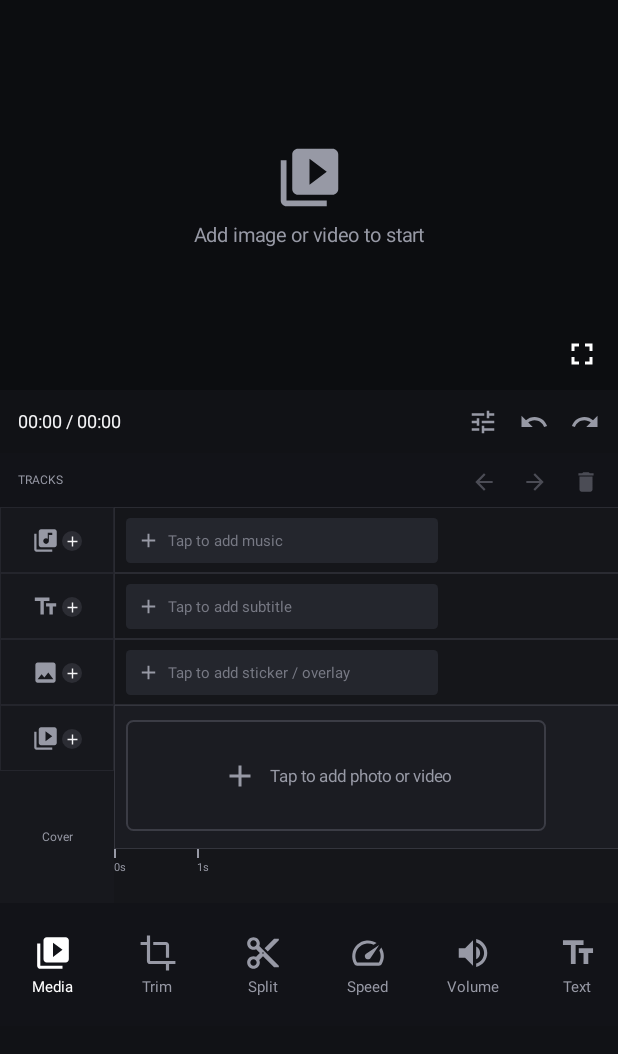
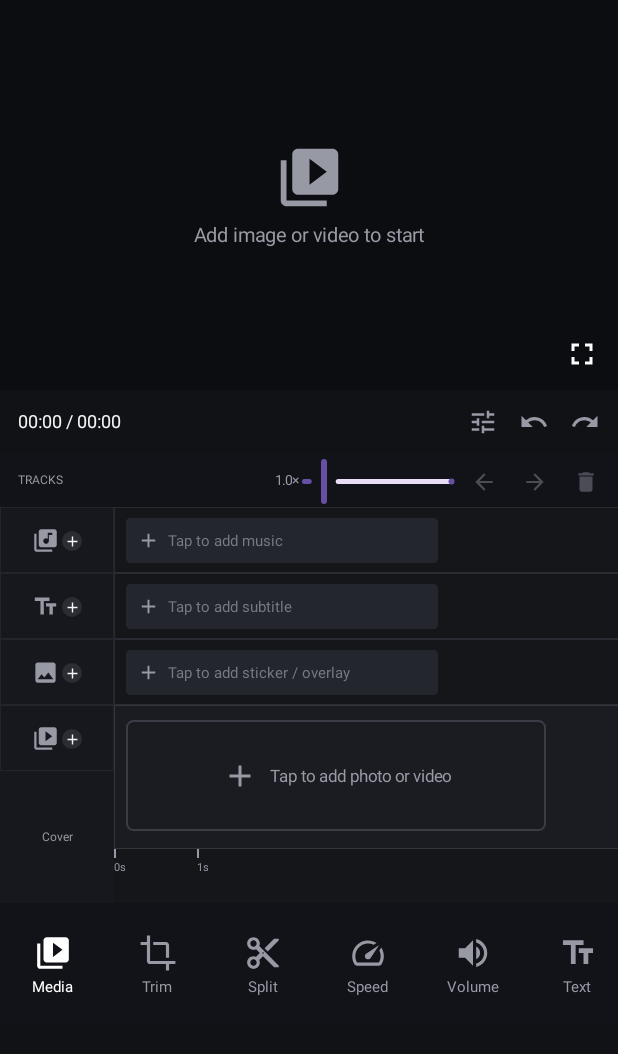
Before and after one commit to ashpakfirebase7066-cpu/Vexora2, an Android app built with Jetpack Compose: the screen it shows after launch (MainActivity), on a phone screen of 412 x 824 dp, the part 84-1138 px from its top. Run offline under Robolectric (Android 15) with nearby library versions, the phone set to English and light mode, and no system bars; 1 statement that could not run was skipped.

Commit message:
Add VN-style timeline zoom

```diff
--- a/app/src/main/java/com/vexora/editor/MainActivity.kt
+++ b/app/src/main/java/com/vexora/editor/MainActivity.kt
@@ -13,6 +13,7 @@ import androidx.compose.foundation.background
 import androidx.compose.foundation.border
 import androidx.compose.foundation.clickable
 import androidx.compose.foundation.gestures.detectDragGestures
+import androidx.compose.foundation.gestures.detectTransformGestures
 import androidx.compose.foundation.horizontalScroll
 import androidx.compose.foundation.layout.*
 import androidx.compose.foundation.pointerInput
@@ -273,9 +274,11 @@ private fun Timeline(
     toolbarVisible: Boolean
 ) {
     val timelineScroll = rememberScrollState()
+    var timelineZoom by remember { mutableFloatStateOf(1f) }
     val totalDuration = clips.sumOf { it.duration }.coerceAtLeast(3000L)
     val pixelsPerSecond = 55f
-    val contentWidth = (totalDuration / 1000f * pixelsPerSecond + 8f).coerceAtLeast(360f)
+    val zoomedPixelsPerSecond = pixelsPerSecond * timelineZoom
+    val contentWidth = (totalDuration / 1000f * zoomedPixelsPerSecond + 8f).coerceAtLeast(360f)
 
     Column(Modifier.fillMaxWidth().height(300.dp).background(Color(0xFF15161A))) {
         Row(
@@ -289,6 +292,22 @@ private fun Timeline(
                 modifier = Modifier.width(76.dp).padding(start = 12.dp)
             )
             Spacer(Modifier.weight(1f))
+            Text("${"%.1f".format(timelineZoom)}×", color = SecondaryText, fontSize = 9.sp)
+            Slider(
+                value = timelineZoom,
+                onValueChange = { timelineZoom = it.coerceIn(0.5f, 4f) },
+                valueRange = 0.5f..4f,
+                modifier = Modifier.width(105.dp).height(30.dp),
+                thumb = {
+                    SliderDefaults.Thumb(
+                        interactionSource = remember { androidx.compose.foundation.interaction.MutableInteractionSource() },
+                        thumbSize = DpSize(10.dp, 10.dp)
+                    )
+                },
+                track = { sliderState ->
+                    SliderDefaults.Track(sliderState, modifier = Modifier.height(3.dp))
+                }
+            )
             IconButton(onClick = onLeft, enabled = selected > 0, modifier = Modifier.size(34.dp)) {
                 Icon(
                     Icons.Default.ArrowBack,
@@ -334,7 +353,14 @@ private fun Timeline(
                 }
             }
 
-            BoxWithConstraints(Modifier.fillMaxHeight().weight(1f)) {
+            BoxWithConstraints(
+                Modifier.fillMaxHeight().weight(1f)
+                    .pointerInput(Unit) {
+                        detectTransformGestures { _, _, zoomChange, _ ->
+                            timelineZoom = (timelineZoom * zoomChange).coerceIn(0.5f, 4f)
+                        }
+                    }
+            ) {
                 val visibleWidth = max(maxWidth.value, contentWidth)
                 Column(Modifier.fillMaxHeight().horizontalScroll(timelineScroll)) {
                     TimelineLane(44.dp, visibleWidth, "Tap to add music")
@@ -350,9 +376,10 @@ private fun Timeline(
                         onResize = onResize,
                         onResizeEnd = onResizeEnd,
                         contentWidth = visibleWidth,
+                        timelineZoom = timelineZoom,
                         toolbarVisible = toolbarVisible
                     )
-                    TimeMarkers(clips, visibleWidth, pixelsPerSecond)
+                    TimeMarkers(clips, visibleWidth, zoomedPixelsPerSecond)
                 }
             }
         }
@@ -406,6 +433,7 @@ private fun MainMediaLane(
     onResize: (Float) -> Unit,
     onResizeEnd: () -> Unit,
     contentWidth: Float,
+    timelineZoom: Float,
     toolbarVisible: Boolean
 ) {
     Box(
@@ -429,7 +457,7 @@ private fun MainMediaLane(
         } else {
             Row(Modifier.fillMaxHeight().padding(start = 8.dp, top = 10.dp, bottom = 10.dp)) {
                 clips.forEachIndexed { index, clip ->
-                    val width = (clip.duration / 1000f * 55f).coerceAtLeast(1f)
+                    val width = (clip.duration / 1000f * 55f * timelineZoom).coerceAtLeast(1f)
                     TimelineClip(
                         clip = clip,
                         selected = index == selected,
@@ -447,7 +475,7 @@ private fun MainMediaLane(
 
         if (selected in clips.indices && toolbarVisible) {
             val toolbarStartPx = 8f + clips.take(selected).sumOf {
-                (it.duration / 1000f * 55f).coerceAtLeast(1f).toDouble()
+                (it.duration / 1000f * 55f * timelineZoom).coerceAtLeast(1f).toDouble()
             }.toFloat()
             ClipToolbar(
                 modifier = Modifier.offset(x = toolbarStartPx.dp, y = (-48).dp),
```
